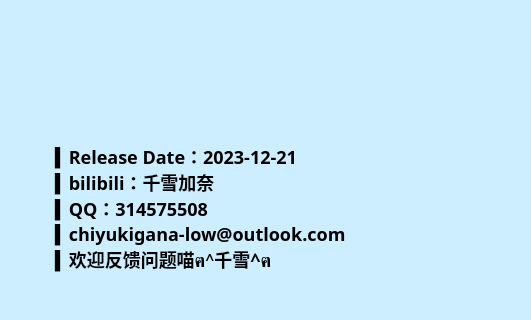
The window that .ui/AboutUi.ui (hongliangdu/Quickinput) describes before a commit, drawn with Qt 5; both pictures show x 0 to 531 and y 0 to 320 of the 640 by 440 pixel window.
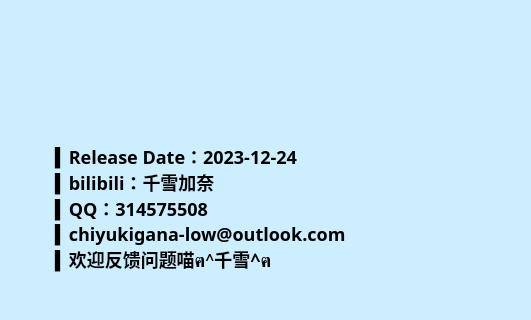
The same window after the commit. Icons and pictures are not drawn.

```diff
--- a/.ui/AboutUi.ui
+++ b/.ui/AboutUi.ui
@@ -77,7 +77,7 @@
 QLabel:hover{color:#00F;}</string>
      </property>
      <property name="text">
-      <string>▍Release Date：2023-12-21
+      <string>▍Release Date：2023-12-24
 ▍bilibili：千雪加奈
 ▍QQ：314575508
 ▍chiyukigana-low@outlook.com
```
